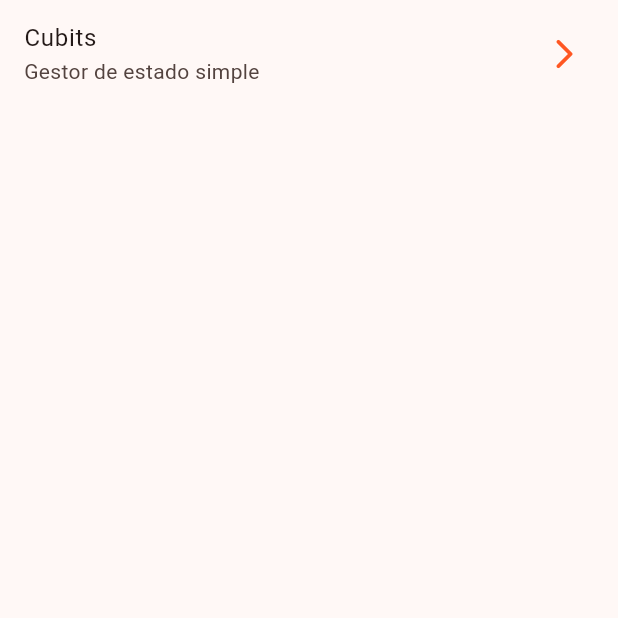
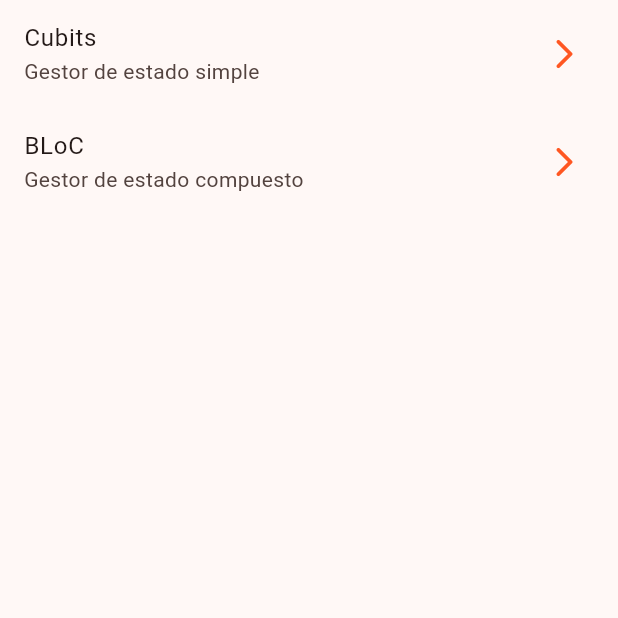
Before and after one commit to JuanMiguelUribe/forms_app, a Flutter app: the screen it shows after launch, on a phone screen of 412 x 824 dp, the top half of it. Run offline on Flutter 3.47's test engine with Material 3 defaults, Android fonts, the phone set to English and light mode, and no system bars; our stand-ins replace equatable, flutter_bloc, go_router.

Commit message:
nuevo list para la vista de counter con bloc

```diff
--- a/lib/presentation/screens/home_screen.dart
+++ b/lib/presentation/screens/home_screen.dart
@@ -17,6 +17,14 @@ class HomeScreen extends StatelessWidget {
               context.push("/cubits");
             },
           ),
+          ListTile(
+            title: Text("BLoC"),
+            subtitle: const Text("Gestor de estado compuesto"),
+            trailing: const Icon(Icons.arrow_forward_ios_rounded),
+            onTap: () {
+              context.push("/counter-bloc");
+            },
+          ),
         ],
       ),
     );
```
